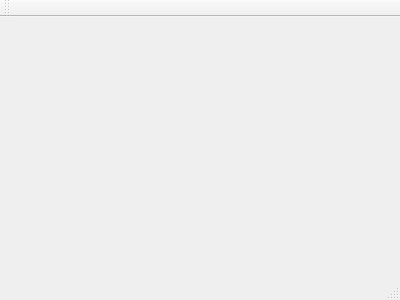
Skarsnik/QUsb2snes, file QFile2Snes/qfile2snesw.ui: the form before one commit.
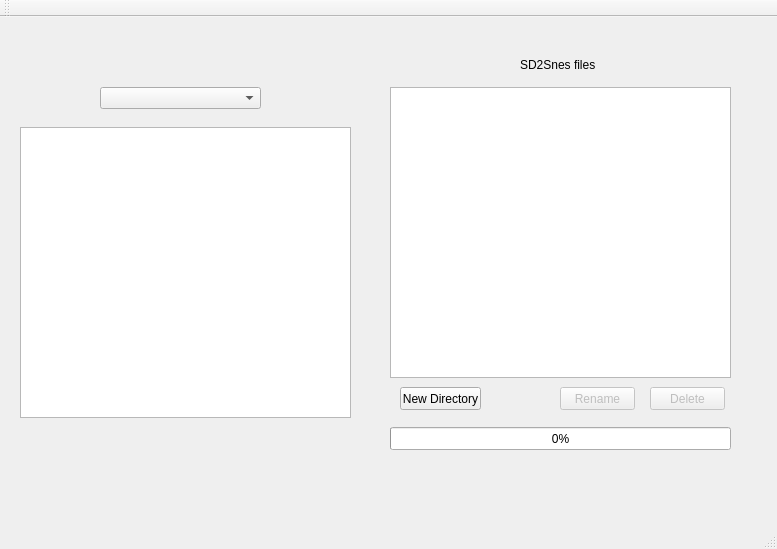
The form after the commit.

What changed in the file:
```diff
--- a/QFile2Snes/qfile2snesw.ui
+++ b/QFile2Snes/qfile2snesw.ui
@@ -1,24 +1,171 @@
 <ui version="4.0">
  <class>QFile2SnesW</class>
- <widget class="QMainWindow" name="QFile2SnesW" >
-  <property name="geometry" >
+ <widget class="QMainWindow" name="QFile2SnesW">
+  <property name="geometry">
    <rect>
     <x>0</x>
     <y>0</y>
-    <width>400</width>
-    <height>300</height>
+    <width>777</width>
+    <height>549</height>
    </rect>
   </property>
   <property name="windowTitle" >
    <string>QFile2SnesW</string>
   </property>
-  <widget class="QMenuBar" name="menuBar" />
-  <widget class="QToolBar" name="mainToolBar" />
-  <widget class="QWidget" name="centralWidget" />
-  <widget class="QStatusBar" name="statusBar" />
+  <widget class="QWidget" name="centralWidget">
+   <widget class="QListView" name="usb2snesListView">
+    <property name="geometry">
+     <rect>
+      <x>390</x>
+      <y>70</y>
+      <width>341</width>
+      <height>291</height>
+     </rect>
+    </property>
+    <property name="acceptDrops">
+     <bool>true</bool>
+    </property>
+    <property name="editTriggers">
+     <set>QAbstractItemView::NoEditTriggers</set>
+    </property>
+    <property name="dragDropMode">
+     <enum>QAbstractItemView::DropOnly</enum>
+    </property>
+    <property name="defaultDropAction">
+     <enum>Qt::CopyAction</enum>
+    </property>
+    <property name="alternatingRowColors">
+     <bool>true</bool>
+    </property>
+   </widget>
+   <widget class="QLabel" name="label">
+    <property name="geometry">
+     <rect>
+      <x>520</x>
+      <y>40</y>
+      <width>121</width>
+      <height>16</height>
+     </rect>
+    </property>
+    <property name="text">
+     <string>SD2Snes files</string>
+    </property>
+   </widget>
+   <widget class="QListView" name="localFilesListView">
+    <property name="geometry">
+     <rect>
+      <x>20</x>
+      <y>110</y>
+      <width>331</width>
+      <height>291</height>
+     </rect>
+    </property>
+    <property name="showDropIndicator" stdset="0">
+     <bool>false</bool>
+    </property>
+    <property name="dragEnabled">
+     <bool>true</bool>
+    </property>
+    <property name="dragDropMode">
+     <enum>QAbstractItemView::DragOnly</enum>
+    </property>
+   </widget>
+   <widget class="QComboBox" name="driveComboBox">
+    <property name="geometry">
+     <rect>
+      <x>100</x>
+      <y>70</y>
+      <width>161</width>
+      <height>22</height>
+     </rect>
+    </property>
+   </widget>
+   <widget class="QProgressBar" name="transfertProgressBar">
+    <property name="enabled">
+     <bool>true</bool>
+    </property>
+    <property name="geometry">
+     <rect>
+      <x>390</x>
+      <y>410</y>
+      <width>341</width>
+      <height>23</height>
+     </rect>
+    </property>
+    <property name="value">
+     <number>0</number>
+    </property>
+    <property name="invertedAppearance">
+     <bool>false</bool>
+    </property>
+   </widget>
+   <widget class="QPushButton" name="newDirButton">
+    <property name="geometry">
+     <rect>
+      <x>400</x>
+      <y>370</y>
+      <width>81</width>
+      <height>23</height>
+     </rect>
+    </property>
+    <property name="text">
+     <string>New Directory</string>
+    </property>
+   </widget>
+   <widget class="QPushButton" name="renameButton">
+    <property name="enabled">
+     <bool>false</bool>
+    </property>
+    <property name="geometry">
+     <rect>
+      <x>560</x>
+      <y>370</y>
+      <width>75</width>
+      <height>23</height>
+     </rect>
+    </property>
+    <property name="text">
+     <string>Rename</string>
+    </property>
+   </widget>
+   <widget class="QPushButton" name="deleteButton">
+    <property name="enabled">
+     <bool>false</bool>
+    </property>
+    <property name="geometry">
+     <rect>
+      <x>650</x>
+      <y>370</y>
+      <width>75</width>
+      <height>23</height>
+     </rect>
+    </property>
+    <property name="text">
+     <string>Delete</string>
+    </property>
+   </widget>
+  </widget>
+  <widget class="QMenuBar" name="menuBar">
+   <property name="geometry">
+    <rect>
+     <x>0</x>
+     <y>0</y>
+     <width>777</width>
+     <height>21</height>
+    </rect>
+   </property>
+  </widget>
+  <widget class="QToolBar" name="mainToolBar">
+   <attribute name="toolBarArea">
+    <enum>TopToolBarArea</enum>
+   </attribute>
+   <attribute name="toolBarBreak">
+    <bool>false</bool>
+   </attribute>
+  </widget>
+  <widget class="QStatusBar" name="statusBar"/>
  </widget>
- <layoutDefault spacing="6" margin="11" />
- <pixmapfunction></pixmapfunction>
+ <layoutdefault spacing="6" margin="11"/>
  <resources/>
  <connections/>
 </ui>
```
Left out of the diff: 3 changed lines with no effect on the pictures.
